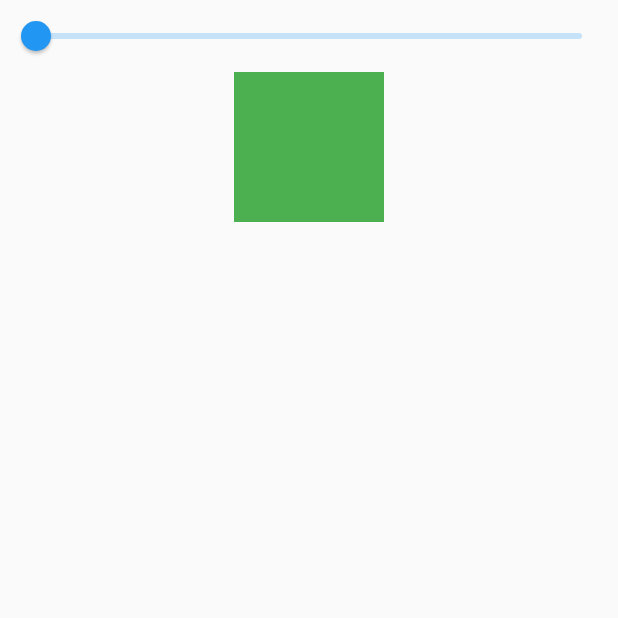
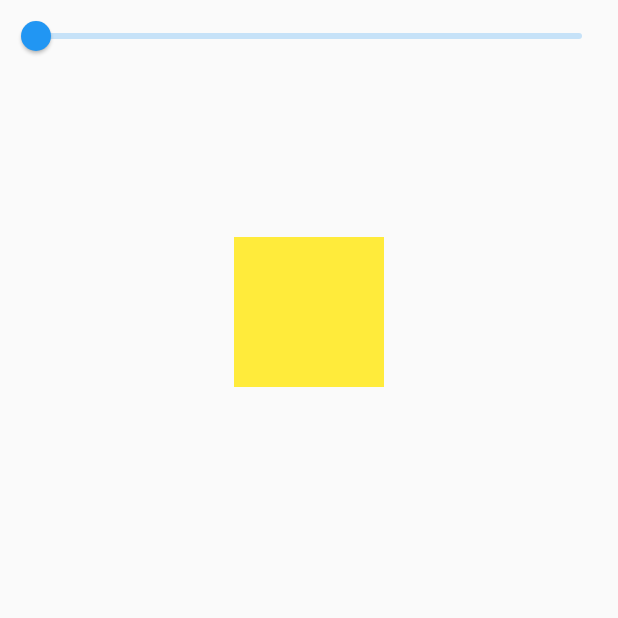
Before and after one commit to SinaSys/transform_flutter, a Flutter app: the screen it shows after launch, on a phone screen of 412 x 824 dp, the top half of it. Run offline on Flutter 3.47's test engine with Material 2 defaults, Android fonts, the phone set to English and light mode, and no system bars.

Commit message:
commit translate

```diff
--- a/lib/main.dart
+++ b/lib/main.dart
@@ -49,17 +49,13 @@ class TransformDemoState extends State<TransformDemo> {
       children: [
         slider(),
         Container(
-          child: Transform.scale(
-            scale: sliderVal == 0 ? 1 : sliderVal / 50,
-            origin: Offset(0.0, 0.0),
+          child: Transform.translate(
+            offset: Offset(sliderVal, 110.0),
             child: Container(
               height: 100.0,
               width: 100.0,
-              color: Colors.green,
+              color: Colors.yellow,
             ),
-          ),
-        )
-      ],
-    ));
+          ),)],));
   }
 }
```
